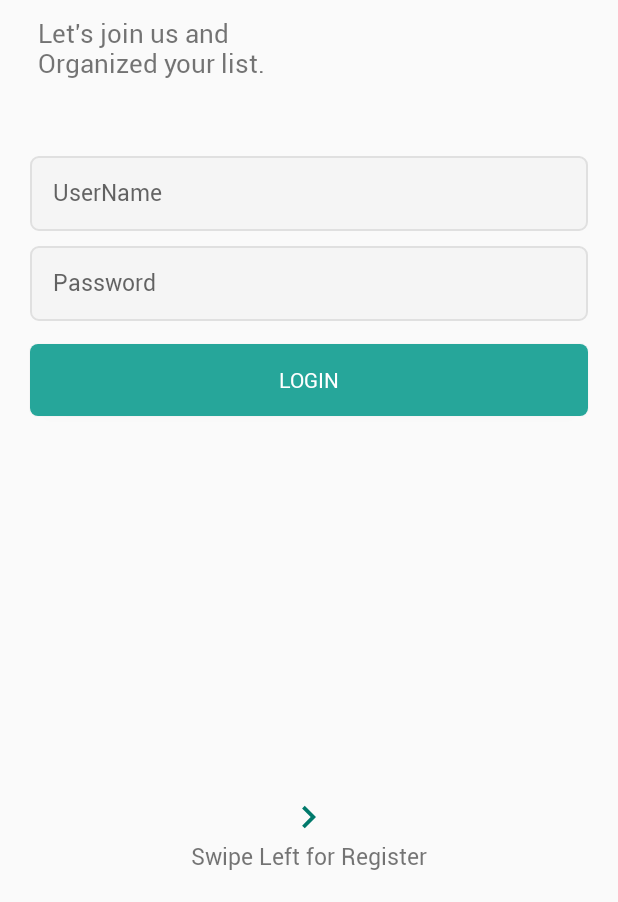
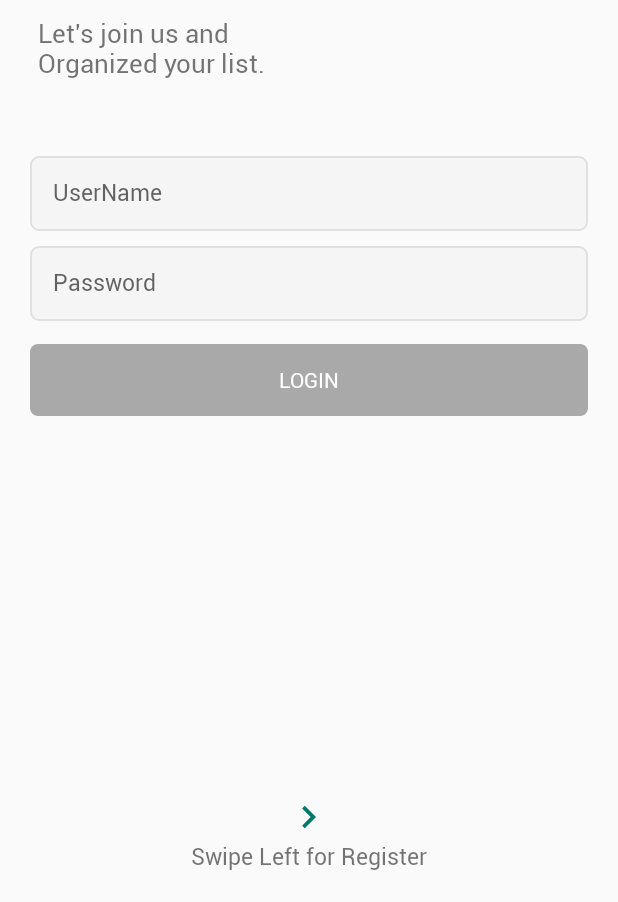
Before and after one commit to AnawaratneMANA/MOBILE_APPLICATION, an Android app: the screen it shows after launch (MainActivity), on a phone screen of 412 x 824 dp, the part 334-1236 px from its top. Run offline under Robolectric (Android 15) with nearby library versions, the phone set to English and light mode, and no system bars.

Commit message:
Tandin part Login and some layout changes

```diff
--- a/app/src/main/java/com/mad_2020_g08_10_2/tasktrackerv01/LoginFragment.java
+++ b/app/src/main/java/com/mad_2020_g08_10_2/tasktrackerv01/LoginFragment.java
@@ -7,6 +7,8 @@ import androidx.fragment.app.Fragment;
 import androidx.fragment.app.FragmentTransaction;
 
 import android.provider.ContactsContract;
+import android.text.Editable;
+import android.text.TextWatcher;
 import android.view.LayoutInflater;
 import android.view.View;
 import android.view.ViewGroup;
@@ -47,7 +49,9 @@ public class LoginFragment extends Fragment {
         b1 = view.findViewById(R.id.btn_login);
         Info = view.findViewById(R.id.tvInfo);
 
-
+        //function called to disable the button if values are not entered.
+        UN.addTextChangedListener(loginTextWatcher);
+        PW.addTextChangedListener(loginTextWatcher);
 
         Info.setText(" ");
         b1.setOnClickListener(new View.OnClickListener() {
@@ -89,4 +93,24 @@ public class LoginFragment extends Fragment {
         });
       return view;
     }
+
+    private TextWatcher loginTextWatcher = new TextWatcher() {
+        @Override
+        public void beforeTextChanged(CharSequence charSequence, int i, int i1, int i2) {
+
+        }
+
+        @Override
+        public void onTextChanged(CharSequence charSequence, int i, int i1, int i2) {
+            String usernameinput = UN.getText().toString().trim();
+            String passwordinput = PW.getText().toString().trim();
+
+            b1.setEnabled(!usernameinput.isEmpty()  && !passwordinput.isEmpty());
+        }
+
+        @Override
+        public void afterTextChanged(Editable editable) {
+
+        }
+    };
 }
--- /dev/null
+++ b/app/src/main/res/drawable/btn_default.xml
@@ -0,0 +1,14 @@
+<?xml version="1.0" encoding="utf-8"?>
+<shape xmlns:android="http://schemas.android.com/apk/res/android"
+    android:padding="10dp"
+    android:shape="rectangle" >
+
+    <solid android:color="#A9A9A9" />
+
+    <corners
+        android:bottomLeftRadius="5dp"
+        android:bottomRightRadius="5dp"
+        android:topLeftRadius="5dp"
+        android:topRightRadius="5dp" />
+
+</shape>
--- /dev/null
+++ b/app/src/main/res/drawable/buttonhover.xml
@@ -0,0 +1,10 @@
+<?xml version="1.0" encoding="utf-8"?>
+<selector xmlns:android="http://schemas.android.com/apk/res/android">
+    <item android:drawable="@drawable/btn_custom"
+        android:state_focused="true" />
+    <item android:drawable="@drawable/btn_custom"
+        android:state_hovered="true" />
+    <item android:drawable="@drawable/btn_custom"
+        android:state_enabled="true" />
+    <item android:drawable="@drawable/btn_default" />
+</selector>
--- a/app/src/main/res/layout/activity_user_action.xml
+++ b/app/src/main/res/layout/activity_user_action.xml
@@ -46,7 +46,7 @@
         android:layout_height="wrap_content"
         android:layout_marginTop="96dp"
         android:text="@string/btn_temporary"
-        android:background="@drawable/btn_custom"
+        android:background="@drawable/buttonhover"
         app:layout_constraintEnd_toEndOf="parent"
         app:layout_constraintHorizontal_bias="0.865"
         app:layout_constraintStart_toStartOf="parent"
@@ -58,7 +58,7 @@
         android:id="@+id/button"
         android:layout_width="wrap_content"
         android:layout_height="wrap_content"
-        android:background="@drawable/btn_custom"
+        android:background="@drawable/buttonhover"
         android:fontFamily="@font/roboto_regular"
         android:shape="ring"
         android:text="@string/btn_flag"
@@ -74,7 +74,7 @@
         android:layout_height="wrap_content"
         android:layout_marginTop="96dp"
         android:text="@string/btn_remind"
-        android:background="@drawable/btn_custom"
+        android:background="@drawable/buttonhover"
         app:layout_constraintEnd_toStartOf="@+id/button3"
         app:layout_constraintStart_toEndOf="@+id/button"
         app:layout_constraintTop_toBottomOf="@+id/textView"
--- a/app/src/main/res/layout/fragment_login.xml
+++ b/app/src/main/res/layout/fragment_login.xml
@@ -43,7 +43,7 @@
         android:background="@drawable/et_custom"
         android:textSize="15sp" />
 
-    <EditText
+   <EditText
         android:id="@+id/et_password"
         android:layout_width="match_parent"
         android:layout_height="50dp"
@@ -63,7 +63,8 @@
         android:layout_width="match_parent"
         android:layout_height="wrap_content"
         android:layout_below="@id/et_password"
-        android:background="@drawable/btn_custom"
+        android:background="@drawable/buttonhover"
+        android:enabled="false"
         android:layout_marginLeft="20dp"
         android:layout_marginRight="20dp"
         android:layout_marginTop="15dp"
--- a/app/src/main/res/layout/fragment_register.xml
+++ b/app/src/main/res/layout/fragment_register.xml
@@ -93,7 +93,7 @@
             android:id="@+id/btn_register"
             android:layout_width="match_parent"
             android:layout_height="wrap_content"
-            android:background="@drawable/btn_custom"
+            android:background="@drawable/buttonhover"
             android:fontFamily="@font/roboto_regular"
             android:layout_marginLeft="20dp"
             android:layout_marginRight="20dp"
```
Also changed, not shown: app/src/main/res/layout/activity_static.xml (+4 -4 lines).
